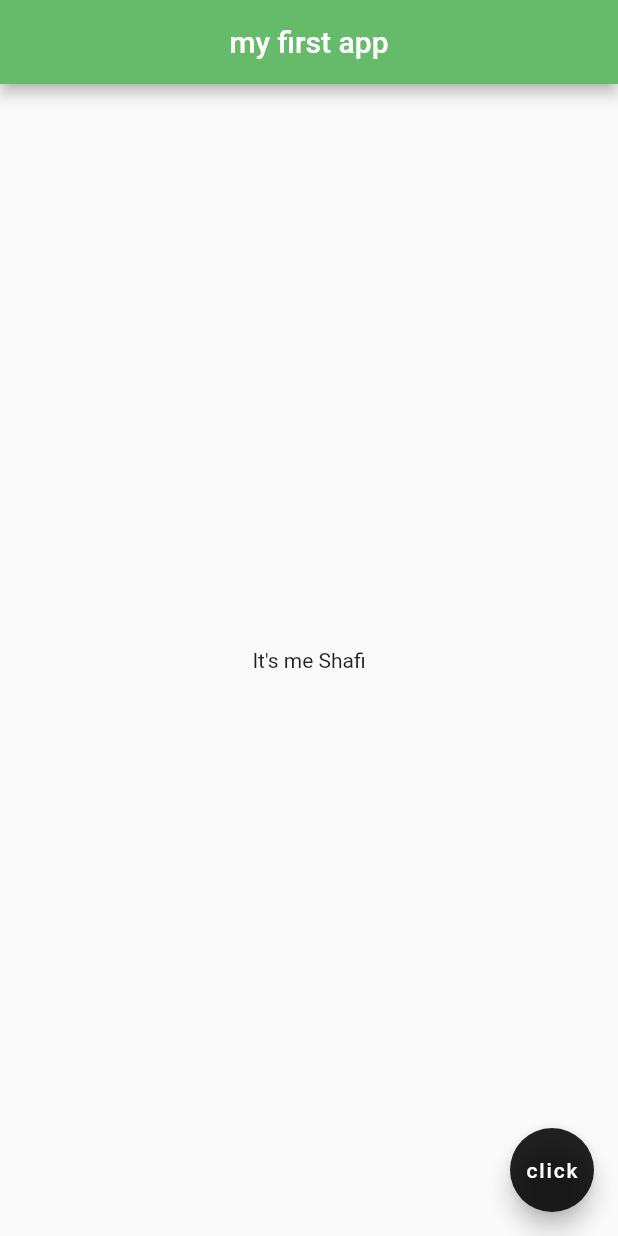
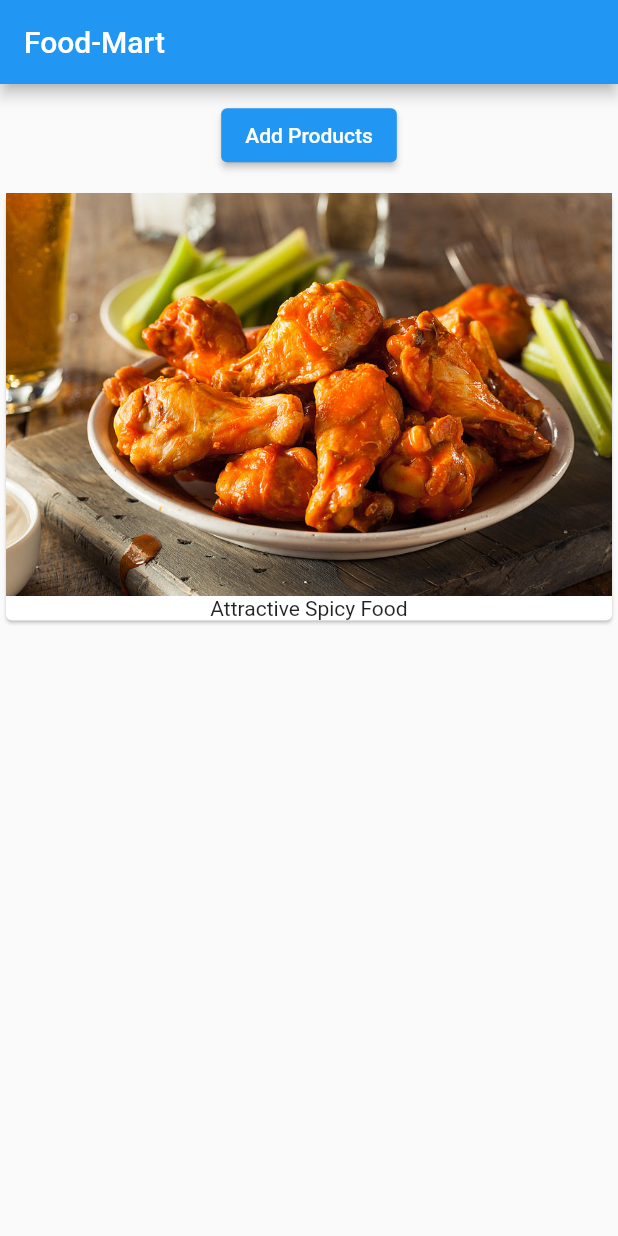
Before and after one commit to jonyszone/E_Mart, a Flutter app: the screen it shows after launch, on a phone screen of 412 x 824 dp. Run offline on Flutter 3.47's test engine with Material 2 defaults, Android fonts, the phone set to English and light mode, and no system bars.

```diff
--- a/lib/main.dart
+++ b/lib/main.dart
@@ -1,28 +1,31 @@
 import 'package:flutter/material.dart';
 
-void main() {
-  runApp(MyApp());
-}
+void main() => runApp(MyApp());
 
 class MyApp extends StatelessWidget {
-  build(context) {
+  @override
+  Widget build(BuildContext context) {
     return MaterialApp(
       home: Scaffold(
         appBar: AppBar(
-          title: Text('my first app'),
-          centerTitle: true,
-          backgroundColor: Colors.green.shade400,
+          title: Text('Food-Mart'),
         ),
-        body: Center(
-          child: Text("It's me Shafi"),
-        ),
-        floatingActionButton: FloatingActionButton(
-          onPressed: () {},
-          child: Text('click'),
-          backgroundColor: Colors.black87,
-        ),
+        body: Column(children: [
+          Container(
+            margin: EdgeInsets.all(10.2),
+            child:
+                ElevatedButton(onPressed: () {}, child: Text('Add Products')),
+          ),
+          Card(
+            child: Column(
+              children: [
+                Image.asset('assets/spicy.jpg'),
+                Text('Attractive Spicy Food')
+              ],
+            ),
+          ),
+        ]),
       ),
-      debugShowCheckedModeBanner: false,
     );
   }
 }
--- a/pubspec.yaml
+++ b/pubspec.yaml
@@ -45,8 +45,8 @@ flutter:
   uses-material-design: true
 
   # To add assets to your application, add an assets section, like this:
-  # assets:
-  #   - images/a_dot_burr.jpeg
+  assets:
+      - assets/spicy.jpg
   #   - images/a_dot_ham.jpeg
 
   # An image asset can refer to one or more resolution-specific "variants", see
```
Also changed, not shown: assets/spicy.jpg (added), pubspec.lock.
